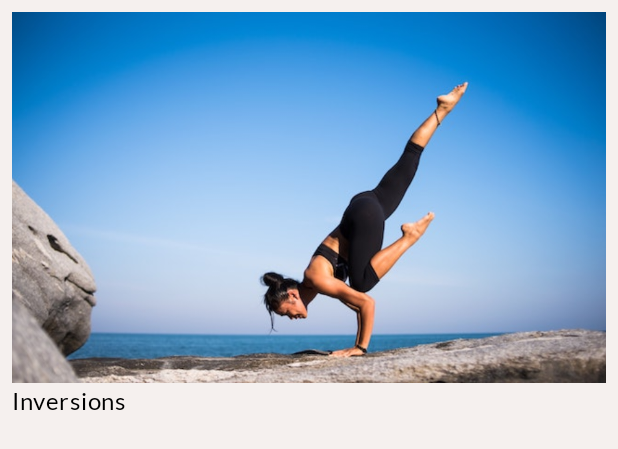
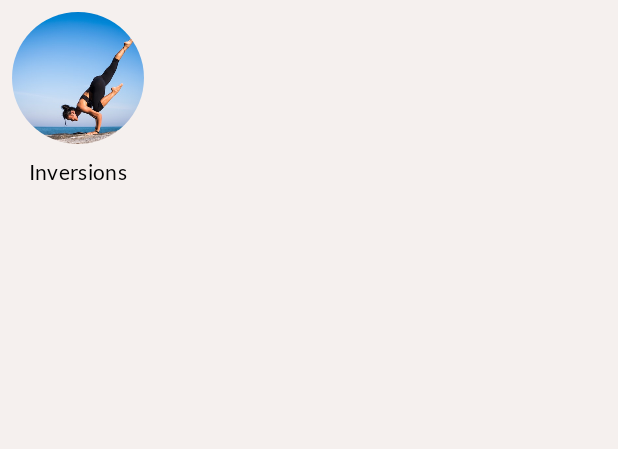
Before and after one commit to RafaelHerdani/IF570-Modul1.2, an Android app built with Jetpack Compose: the @Preview function AlignYourBodyElementPreview, on a phone screen of 412 x 824 dp. Shown: the top 449 px of the screen. Run offline under Robolectric (Android 15) with nearby library versions, the phone set to English and light mode, and no system bars.

Commit message:
body alignment complete

```diff
--- a/app/src/main/java/com/codelab/basiclayouts/MainActivity.kt
+++ b/app/src/main/java/com/codelab/basiclayouts/MainActivity.kt
@@ -40,6 +40,12 @@ import androidx.compose.material.icons.filled.Search
 import androidx.compose.foundation.Image
 import androidx.compose.foundation.layout.Column
 import androidx.compose.ui.res.painterResource
+import androidx.compose.foundation.layout.size
+import androidx.compose.foundation.shape.CircleShape
+import androidx.compose.ui.draw.clip
+import androidx.compose.foundation.layout.paddingFromBaseline
+import androidx.compose.ui.Alignment
+import androidx.compose.ui.layout.ContentScale
 
 class MainActivity : ComponentActivity() {
     override fun onCreate(savedInstanceState: Bundle?) {
@@ -78,16 +84,27 @@ fun SearchBar(
 // Step: Align your body - Alignment
 @Composable
 fun AlignYourBodyElement(
+    @DrawableRes drawable: Int,
+    @StringRes text: Int,
     modifier: Modifier = Modifier
 ) {
     Column(
-        modifier = modifier
+        modifier = modifier,
+        horizontalAlignment = Alignment.CenterHorizontally
     ) {
         Image(
-            painter = painterResource(R.drawable.ab1_inversions),
-            contentDescription = null
+            painter = painterResource(drawable),
+            contentDescription = null,
+            contentScale = ContentScale.Crop,
+            modifier = Modifier
+                .size(88.dp)
+                .clip(CircleShape)
         )
-        Text(text = stringResource(R.string.ab1_inversions))
+        Text(
+            text = stringResource(text),
+            modifier = Modifier.paddingFromBaseline(top = 24.dp, bottom = 8.dp),
+            style = MaterialTheme.typography.bodyMedium
+        )
     }
 }
 
@@ -193,6 +210,8 @@ fun SearchBarPreview() {
 fun AlignYourBodyElementPreview() {
     MySootheTheme {
         AlignYourBodyElement(
+            text = R.string.ab1_inversions,
+            drawable = R.drawable.ab1_inversions,
             modifier = Modifier.padding(8.dp)
         )
     }
```
